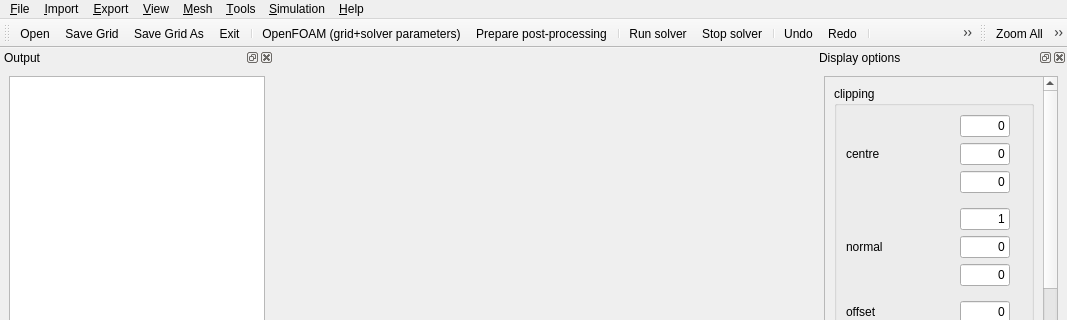
First picture: the form in src/guimainwindow.ui, repository enGits/engrid, before the edit; both pictures show x 0 to 1067 and y 0 to 320 of the 1067 by 799 pixel window.
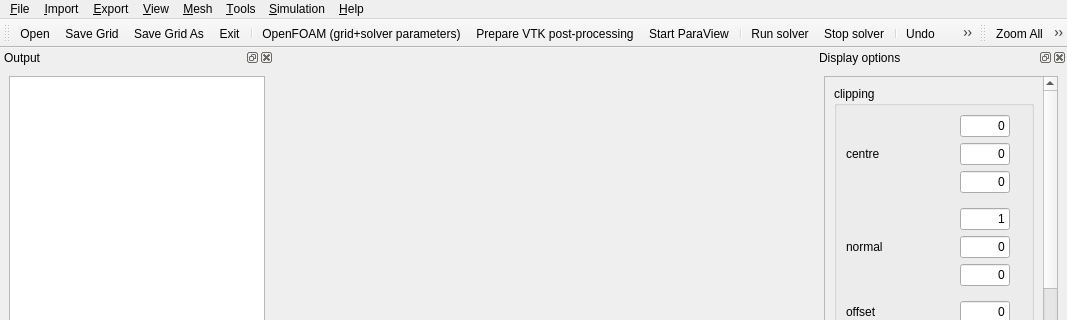
Second picture: the form after the edit. Icons and pictures are not drawn. Custom widgets are drawn as their Qt base class.

What changed in the file:
```diff
--- a/src/guimainwindow.ui
+++ b/src/guimainwindow.ui
@@ -208,6 +208,7 @@
    <addaction name="separator"/>
    <addaction name="actionFoamCaseWriter"/>
    <addaction name="actionPreparePostProcessing"/>
+   <addaction name="actionStartParaView"/>
    <addaction name="separator"/>
    <addaction name="actionRunSolver"/>
    <addaction name="actionStopProcesses"/>
@@ -1479,7 +1480,10 @@
      <normaloff>:/icons/resources/icons/paraview.png</normaloff>:/icons/resources/icons/paraview.png</iconset>
    </property>
    <property name="text">
-    <string>Prepare post-processing</string>
+    <string>Prepare VTK post-processing</string>
+   </property>
+   <property name="toolTip">
+    <string>Prepare VTK post-processing</string>
    </property>
   </action>
   <action name="actionImportFluentCase">
@@ -1490,6 +1494,15 @@
     <string>import FLUENT case</string>
    </property>
   </action>
+  <action name="actionStartParaView">
+   <property name="icon">
+    <iconset resource="engrid.qrc">
+     <normaloff>:/icons/resources/icons/paraview.png</normaloff>:/icons/resources/icons/paraview.png</iconset>
+   </property>
+   <property name="text">
+    <string>Start ParaView</string>
+   </property>
+  </action>
  </widget>
  <layoutdefault spacing="6" margin="9"/>
  <customwidgets>
```
Left out of the diff: 15 changed lines with no effect on the pictures.
